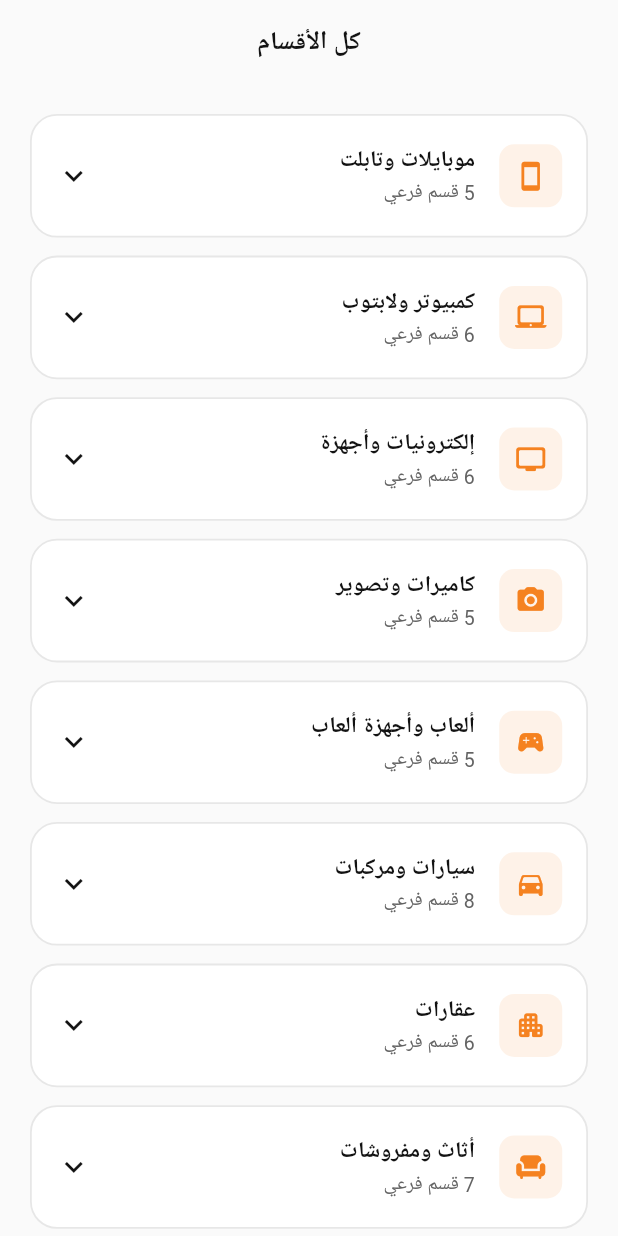
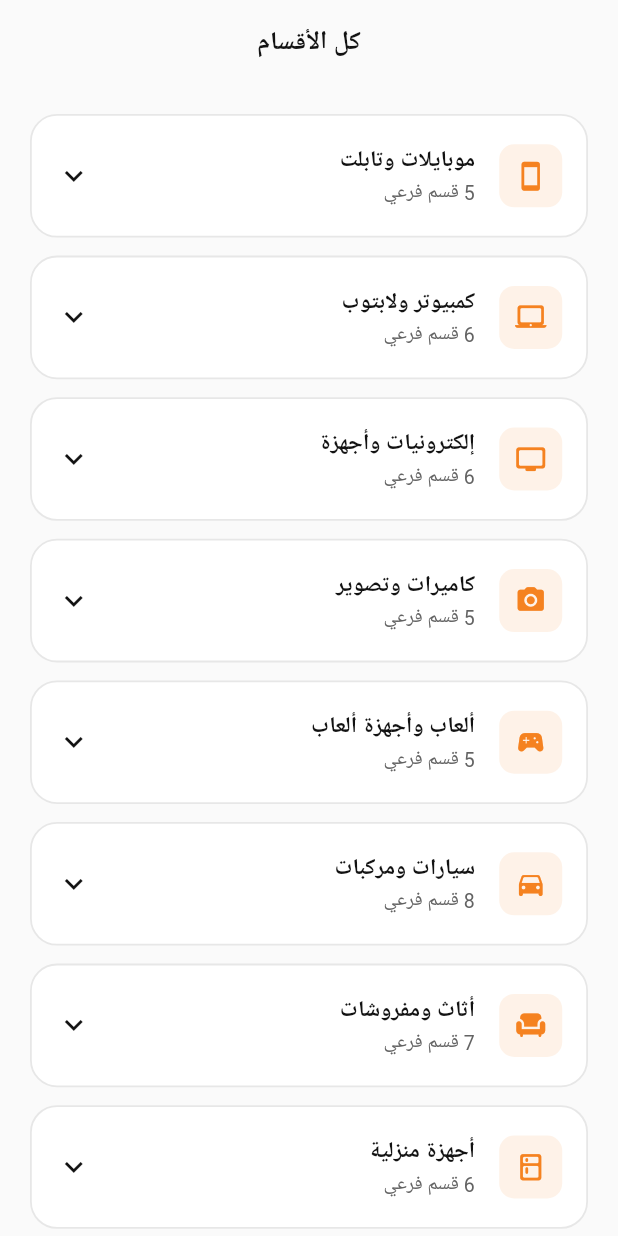
Before and after one commit to wessamsamir1-stack/Giraffe-, a Flutter app: the AllCategoriesScreen screen opened by its route, on a phone screen of 412 x 824 dp. Run offline on Flutter 3.47's test engine with Material 3 defaults, Android fonts, the phone set to English and light mode, and no system bars; our stand-ins replace flutter_riverpod, go_router; Roboto replaces fonts that are missing (IBMPlexSansArabic).

Commit message:
feat: remove real estate category, document market and category decisions
Real estate is dropped entirely rather than kept as a restricted
category. Barter of property needs title verification, a registered
contract and a legal intermediary — all outside the scope of a mobile
app — and the liability differs across all seven target markets.

Restricted categories are now two: construction materials and pets.
Top-level categories go from 22 to 21.

Also records decisions 19-22 (open market tab, Egypt + GCC expansion,
skill-for-skill category, real estate removal) in the decisions log,
and makes the MVP success criteria market-neutral.

Co-Authored-By: Claude Opus 5 <noreply@anthropic.com>
Claude-Session: https://claude.ai/code/session_01T47iway6ZAqojKsRDbfACS

```diff
--- a/app/lib/data/catalog/categories.dart
+++ b/app/lib/data/catalog/categories.dart
@@ -72,7 +72,6 @@ class Categories {
     cameras,
     gaming,
     vehicles,
-    realEstate,
     furniture,
     appliances,
     fashion,
@@ -181,21 +180,11 @@ class Categories {
     ],
   );
 
-  static const realEstate = Category(
-    id: 'realestate',
-    nameAr: 'عقارات',
-    nameEn: 'Real Estate',
-    icon: Icons.apartment_rounded,
-    restricted: true,
-    subs: [
-      SubCategory(id: 'apartments', nameAr: 'شقق', nameEn: 'Apartments'),
-      SubCategory(id: 'villas', nameAr: 'فيلات وبيوت', nameEn: 'Villas & houses'),
-      SubCategory(id: 'land', nameAr: 'أراضي', nameEn: 'Land'),
-      SubCategory(id: 'shops', nameAr: 'محلات', nameEn: 'Shops'),
-      SubCategory(id: 'offices', nameAr: 'مكاتب', nameEn: 'Offices'),
-      SubCategory(id: 'chalets', nameAr: 'شاليهات', nameEn: 'Chalets'),
-    ],
-  );
+  // العقارات مستبعدة عمداً من التطبيق.
+  //
+  // مقايضة العقارات ممارسة حقيقية في المنطقة، لكنها بتحتاج توثيق ملكية
+  // ووسيط قانوني وعقود مسجلة — وده خارج نطاق Giraffe تماماً، وكان
+  // هيحمّلنا مسؤولية قانونية في سبع دول بقوانين مختلفة.
 
   // ---------------------------------------------------------------- المنزل
   static const furniture = Category(
```
Also changed, not shown: 5 other files.
